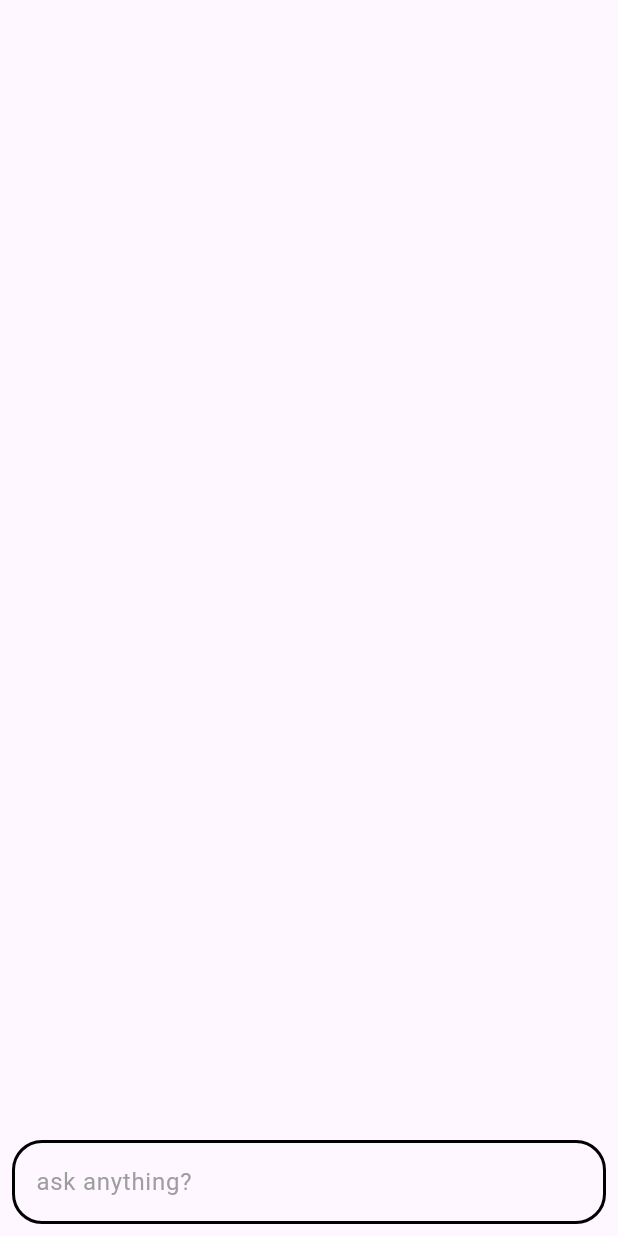
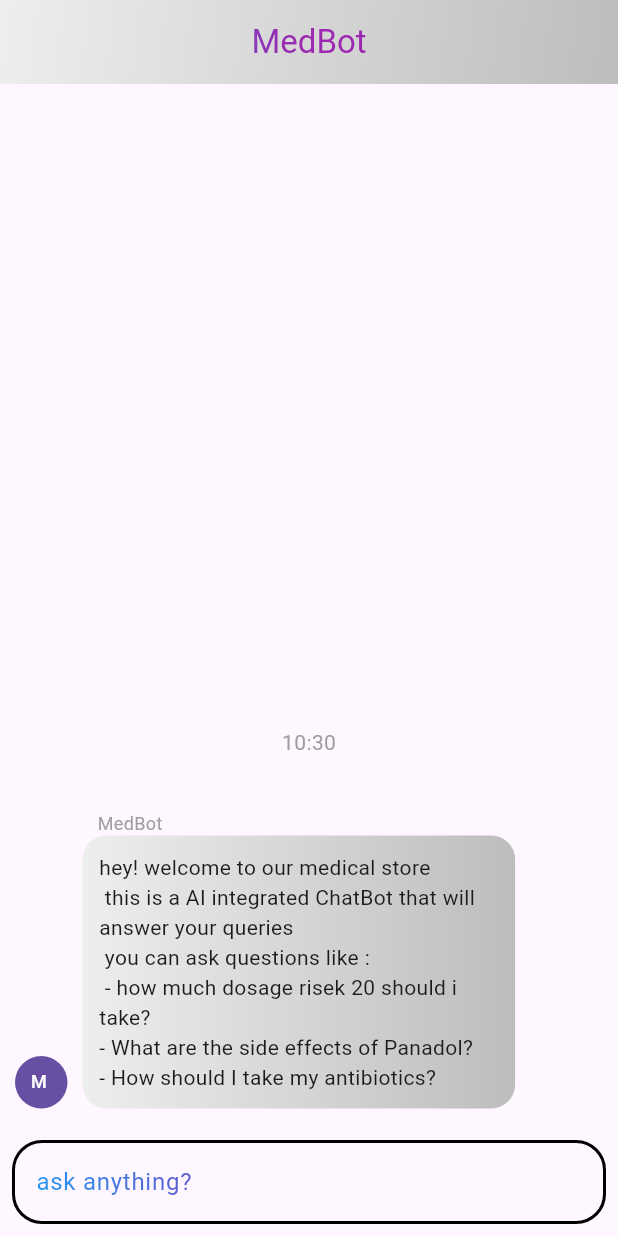
Before and after one commit to hassanshakil22/AI-Chatbot, a Flutter app: the screen it shows after launch, on a phone screen of 412 x 824 dp. Run offline on Flutter 3.47's test engine with Material 3 defaults, Android fonts, the phone set to English and light mode, and no system bars; drawn by our look-alikes of dash_chat_2.

Commit message:
just completed integrating chatbot

```diff
--- a/lib/main.dart
+++ b/lib/main.dart
@@ -11,7 +11,7 @@ class MyApp extends StatelessWidget {
   // This widget is the root of your application.
   @override
   Widget build(BuildContext context) {
-    return MaterialApp(
+    return const MaterialApp(
       title: 'AI CHATBOT',
       home: ChatScreen()
     );}}
--- a/lib/views/chat_screen.dart
+++ b/lib/views/chat_screen.dart
@@ -11,19 +11,25 @@ class ChatScreen extends StatefulWidget {
   State<ChatScreen> createState() => _ChatScreenState();
 }
 
+ChatUser sender = ChatUser(
+  id: "User",
+  firstName: "user",
+);
+ChatUser bot = ChatUser(
+  id: "MedBot",
+  firstName: "MedBot",
+);
+
 class _ChatScreenState extends State<ChatScreen> {
-  List<ChatMessage> messages = [];
+  List<ChatMessage> messages = [
+    ChatMessage(
+        user: bot,
+        createdAt: DateTime.now(),
+        text:
+            "hey! welcome to our medical store \n this is a AI integrated ChatBot that will answer your queries \n you can ask questions like : \n - how much dosage risek 20 should i take? \n- What are the side effects of Panadol? \n- How should I take my antibiotics?   "),
+  ];
   List<ChatUser> typingUsers = [];
   var apiKey = "AIzaSyAXaTSf0HDiVJlr3_HuRM_zo82PxJ5CJpo";
-
-  ChatUser sender = ChatUser(
-    id: "User",
-    firstName: "user",
-  );
-  ChatUser bot = ChatUser(
-    id: "Bot",
-    firstName: "Bot",
-  );
 
   getResponse(ChatMessage message) async {
     setState(() {
@@ -35,21 +41,25 @@ class _ChatScreenState extends State<ChatScreen> {
         {
           "role": "user",
           "parts": [
-            {"text": message.text}
+            {
+              "text":
+                  '''the following question is asked by a user who is in my medicine app and you have to answer this question like a chatbot particlarly integrated for this app also keep track if the user is asking a question related to the previous one he asked the question is in the end first go through rules .. RULES YOU SHOULD FOLLOW IN ASWERING THE QUESTION --> NOTICE: the answer should be to the point and make sure you donot give reference of this prompt engineering . firstly make sure NOT to use "**" to show bold rather where bolding the text is necessary you just write that particular text in capital case  . Notice:"DONT WRITE YOU COMPLETE RESPONSE IN CAPITAL CASE ONLY BOLD WORDS". if user asks any question other than regarding "medicine" or "health" or "pharmacueticals" , just answer by saying "Sorry!. this bot is integrated to answer medicine & health related questions .... \n question is : ${message.text} "  '''
+            }
           ]
         }
       ]
     };
-    Map<String, dynamic> result = {};
+    var result;
     var url = Uri.parse(
-        'https://generativelanguage.googleapis.com/v1/models/gemini-pro:generateContent?key=${apiKey}');
+        'https://generativelanguage.googleapis.com/v1/models/gemini-pro:generateContent?key=$apiKey');
     await http
         .post(url,
             headers: {'Content-Type': 'application/json'},
             body: jsonEncode(body))
-        .then((value) {
+        .then((value) async {
       if (value.statusCode == 200) {
-        result = jsonDecode(value.body);
+        result = await jsonDecode(value.body);
+        print(result);
       } else {
         print("error occured --> statusCode ${value.statusCode}");
       }
@@ -60,7 +70,7 @@ class _ChatScreenState extends State<ChatScreen> {
     ChatMessage botMessage = ChatMessage(
         user: bot,
         createdAt: DateTime.now(),
-        text: result["candidates"]![0]['content']["parts"][0]["text"]);
+        text: result["candidates"][0]['content']["parts"][0]["text"]);
     setState(() {
       typingUsers.remove(bot);
 
@@ -71,7 +81,37 @@ class _ChatScreenState extends State<ChatScreen> {
   @override
   Widget build(BuildContext context) {
     return Scaffold(
-      appBar: AppBar(),
+      appBar: PreferredSize(
+        preferredSize: Size.fromHeight(56.0),
+        child: Container(
+          decoration: BoxDecoration(
+            gradient: LinearGradient(
+              colors: [
+                Colors.grey[200]!,
+                Colors.grey[400]!,
+              ],
+              begin: Alignment.topLeft,
+              end: Alignment.bottomRight,
+            ),
+          ),
+          child: AppBar(
+            backgroundColor: Colors.transparent, // Transparent to show gradient
+            title: Text(
+              'MedBot',
+              style: TextStyle(
+                foreground: Paint()
+                  ..shader = LinearGradient(
+                    colors: <Color>[
+                      Colors.blue,
+                      Colors.purple,
+                    ],
+                  ).createShader(Rect.fromLTWH(0.0, 0.0, 200.0, 70.0)),
+              ),
+            ),
+            centerTitle: true,
+          ),
+        ),
+      ),
       body: DashChat(
         currentUser: sender,
         onSend: (ChatMessage message) {
@@ -83,29 +123,64 @@ class _ChatScreenState extends State<ChatScreen> {
             inputDecoration: InputDecoration(
           border: OutlineInputBorder(
             borderRadius: BorderRadius.circular(20.0),
-            borderSide: BorderSide(
+            borderSide: const BorderSide(
               color: Colors.black, // Default border color (used as fallback)
               width: 2.0,
             ),
           ),
           enabledBorder: OutlineInputBorder(
             borderRadius: BorderRadius.circular(20.0),
-            borderSide: BorderSide(
+            borderSide: const BorderSide(
               color: Colors.black, // Border color when not focused
               width: 2.0,
             ),
           ),
           focusedBorder: OutlineInputBorder(
             borderRadius: BorderRadius.circular(20.0),
-            borderSide: BorderSide(
+            borderSide: const BorderSide(
               color: Colors.blue, // Border color when focused
               width: 2.0,
             ),
           ),
           hintText: 'ask anything? ',
-          hintStyle: const TextStyle(color: Colors.grey),
+          hintStyle: TextStyle(
+            foreground: Paint()
+              ..shader = LinearGradient(
+                colors: <Color>[
+                  Colors.blue,
+                  Colors.purple,
+                ],
+              ).createShader(Rect.fromLTWH(0.0, 0.0, 200.0, 70.0)),
+          ),
         )),
-        messageOptions: MessageOptions(showTime: true),
+        messageOptions: MessageOptions(
+          showTime: true,
+          messageDecorationBuilder: (message, previousMessage, nextMessage) {
+            return BoxDecoration(
+              gradient: LinearGradient(
+                  colors: message.user.id == 'User'
+                      ? [Colors.blue[100]!, Colors.purple[100]!]
+                      : [Colors.grey[200]!, Colors.grey[400]!]),
+              borderRadius: BorderRadius.circular(16.0),
+            );
+          },
+          messageTextBuilder: (message, previousMessage, nextMessage) {
+            return message.user.id == 'User'
+                ? Text(
+                    message.text,
+                    style: TextStyle(
+                      foreground: Paint()
+                        ..shader = LinearGradient(
+                          colors: <Color>[
+                            Colors.blue,
+                            Colors.purple[900]!,
+                          ],
+                        ).createShader(Rect.fromLTWH(0.0, 0.0, 200.0, 70.0)),
+                    ),
+                  )
+                : Text(message.text);
+          },
+        ),
       ),
     );
   }
```
